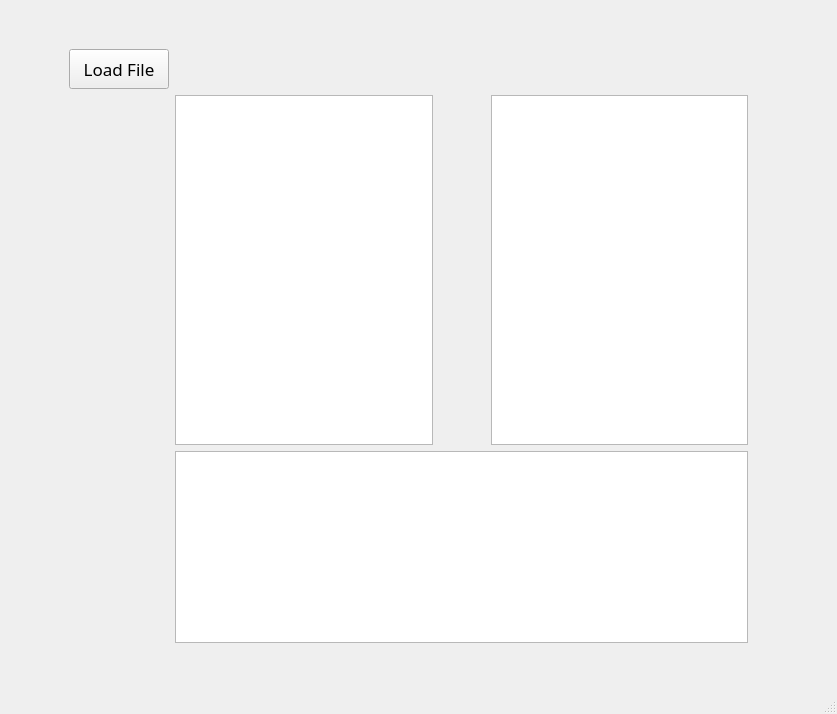
Qt form mips/mainwindow.ui (BobbaRuthvik/MIPS_byTechieTribe) before a commit.
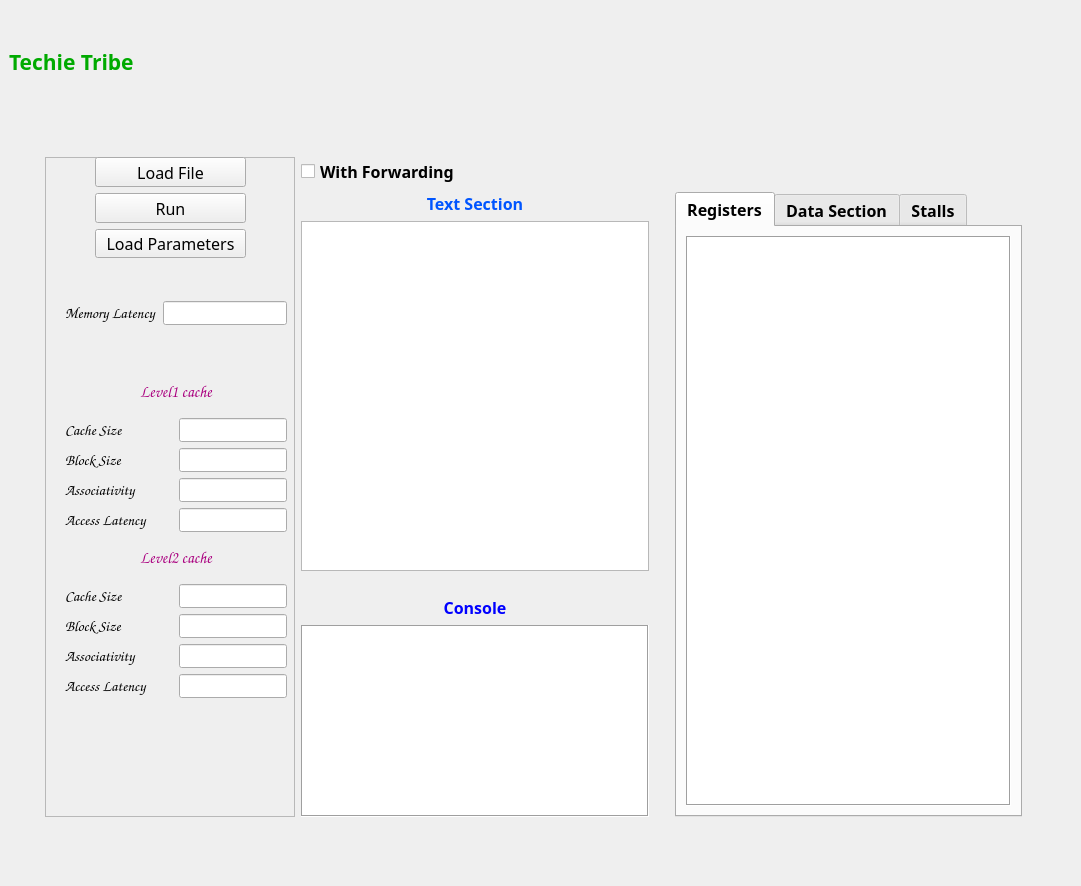
The same form after that commit. The open tabs and pages were chosen to show the change.

Patch:
```diff
--- a/mips/mainwindow.ui
+++ b/mips/mainwindow.ui
@@ -6,8 +6,8 @@
    <rect>
     <x>0</x>
     <y>0</y>
-    <width>837</width>
-    <height>589</height>
+    <width>1081</width>
+    <height>886</height>
    </rect>
   </property>
   <property name="windowTitle">
@@ -15,7 +15,23 @@
   </property>
   <widget class="QWidget" name="centralwidget">
    <layout class="QGridLayout" name="gridLayout_2">
-    <item row="2" column="1">
+    <item row="3" column="2">
+     <spacer name="horizontalSpacer_2">
+      <property name="orientation">
+       <enum>Qt::Horizontal</enum>
+      </property>
+      <property name="sizeType">
+       <enum>QSizePolicy::Fixed</enum>
+      </property>
+      <property name="sizeHint" stdset="0">
+       <size>
+        <width>30</width>
+        <height>20</height>
+       </size>
+      </property>
+     </spacer>
+    </item>
+    <item row="4" column="1">
      <spacer name="verticalSpacer_2">
       <property name="orientation">
        <enum>Qt::Vertical</enum>
@@ -31,41 +47,679 @@
       </property>
      </spacer>
     </item>
-    <item row="1" column="0">
-     <spacer name="horizontalSpacer">
-      <property name="orientation">
-       <enum>Qt::Horizontal</enum>
-      </property>
-      <property name="sizeType">
-       <enum>QSizePolicy::Fixed</enum>
-      </property>
-      <property name="sizeHint" stdset="0">
-       <size>
-        <width>60</width>
-        <height>20</height>
-       </size>
-      </property>
-     </spacer>
-    </item>
-    <item row="0" column="1">
-     <spacer name="verticalSpacer">
-      <property name="orientation">
-       <enum>Qt::Vertical</enum>
-      </property>
-      <property name="sizeType">
-       <enum>QSizePolicy::Fixed</enum>
-      </property>
-      <property name="sizeHint" stdset="0">
-       <size>
-        <width>20</width>
-        <height>40</height>
-       </size>
-      </property>
-     </spacer>
-    </item>
     <item row="1" column="1">
+     <spacer name="verticalSpacer">
+      <property name="orientation">
+       <enum>Qt::Vertical</enum>
+      </property>
+      <property name="sizeType">
+       <enum>QSizePolicy::Fixed</enum>
+      </property>
+      <property name="sizeHint" stdset="0">
+       <size>
+        <width>20</width>
+        <height>35</height>
+       </size>
+      </property>
+     </spacer>
+    </item>
+    <item row="3" column="0">
+     <spacer name="horizontalSpacer_4">
+      <property name="orientation">
+       <enum>Qt::Horizontal</enum>
+      </property>
+      <property name="sizeType">
+       <enum>QSizePolicy::Fixed</enum>
+      </property>
+      <property name="sizeHint" stdset="0">
+       <size>
+        <width>30</width>
+        <height>20</height>
+       </size>
+      </property>
+     </spacer>
+    </item>
+    <item row="0" column="0" colspan="2">
+     <widget class="QLabel" name="label_2">
+      <property name="font">
+       <font>
+        <family>Lucida Handwriting</family>
+        <pointsize>11</pointsize>
+        <weight>75</weight>
+        <bold>true</bold>
+       </font>
+      </property>
+      <property name="text">
+       <string>&lt;html&gt;&lt;head/&gt;&lt;body&gt;&lt;p&gt;&lt;span style=&quot; font-size:16pt; color:#00aa00;&quot;&gt;Techie Tribe&lt;/span&gt;&lt;/p&gt;&lt;/body&gt;&lt;/html&gt;</string>
+      </property>
+     </widget>
+    </item>
+    <item row="2" column="1" rowspan="2">
      <layout class="QGridLayout" name="gridLayout">
-      <item row="2" column="1" colspan="4">
+      <item row="2" column="2">
+       <spacer name="verticalSpacer_3">
+        <property name="orientation">
+         <enum>Qt::Vertical</enum>
+        </property>
+        <property name="sizeType">
+         <enum>QSizePolicy::Fixed</enum>
+        </property>
+        <property name="sizeHint" stdset="0">
+         <size>
+          <width>20</width>
+          <height>350</height>
+         </size>
+        </property>
+       </spacer>
+      </item>
+      <item row="6" column="1">
+       <spacer name="verticalSpacer_4">
+        <property name="orientation">
+         <enum>Qt::Vertical</enum>
+        </property>
+        <property name="sizeType">
+         <enum>QSizePolicy::Fixed</enum>
+        </property>
+        <property name="sizeHint" stdset="0">
+         <size>
+          <width>20</width>
+          <height>13</height>
+         </size>
+        </property>
+       </spacer>
+      </item>
+      <item row="5" column="2">
+       <spacer name="horizontalSpacer_3">
+        <property name="orientation">
+         <enum>Qt::Horizontal</enum>
+        </property>
+        <property name="sizeType">
+         <enum>QSizePolicy::Fixed</enum>
+        </property>
+        <property name="sizeHint" stdset="0">
+         <size>
+          <width>20</width>
+          <height>20</height>
+         </size>
+        </property>
+       </spacer>
+      </item>
+      <item row="1" column="3" rowspan="5">
+       <widget class="QTabWidget" name="tabWidget">
+        <property name="font">
+         <font>
+          <family>Book Antiqua</family>
+          <pointsize>12</pointsize>
+          <weight>75</weight>
+          <bold>true</bold>
+         </font>
+        </property>
+        <property name="currentIndex">
+         <number>1</number>
+        </property>
+        <widget class="QWidget" name="tab_3">
+         <attribute name="title">
+          <string>Registers</string>
+         </attribute>
+         <layout class="QGridLayout" name="gridLayout_3">
+          <item row="0" column="0">
+           <widget class="QTextEdit" name="textEdit">
+            <property name="font">
+             <font>
+              <family>Book Antiqua</family>
+              <pointsize>12</pointsize>
+              <weight>75</weight>
+              <bold>true</bold>
+             </font>
+            </property>
+            <property name="frameShape">
+             <enum>QFrame::Box</enum>
+            </property>
+            <property name="readOnly">
+             <bool>true</bool>
+            </property>
+           </widget>
+          </item>
+         </layout>
+        </widget>
+        <widget class="QWidget" name="tab_5">
+         <attribute name="title">
+          <string>Data Section</string>
+         </attribute>
+         <layout class="QGridLayout" name="gridLayout_4">
+          <item row="0" column="0">
+           <widget class="QTextEdit" name="textEdit_3">
+            <property name="readOnly">
+             <bool>true</bool>
+            </property>
+           </widget>
+          </item>
+         </layout>
+        </widget>
+        <widget class="QWidget" name="tab_4">
+         <attribute name="title">
+          <string>Stalls</string>
+         </attribute>
+         <layout class="QGridLayout" name="gridLayout_5">
+          <item row="0" column="0">
+           <widget class="QTextEdit" name="textEdit_4">
+            <property name="readOnly">
+             <bool>true</bool>
+            </property>
+           </widget>
+          </item>
+         </layout>
+        </widget>
+       </widget>
+      </item>
+      <item row="6" column="0">
+       <spacer name="horizontalSpacer">
+        <property name="orientation">
+         <enum>Qt::Horizontal</enum>
+        </property>
+        <property name="sizeType">
+         <enum>QSizePolicy::Fixed</enum>
+        </property>
+        <property name="sizeHint" stdset="0">
+         <size>
+          <width>250</width>
+          <height>20</height>
+         </size>
+        </property>
+       </spacer>
+      </item>
+      <item row="3" column="1">
+       <spacer name="verticalSpacer_7">
+        <property name="orientation">
+         <enum>Qt::Vertical</enum>
+        </property>
+        <property name="sizeType">
+         <enum>QSizePolicy::Fixed</enum>
+        </property>
+        <property name="sizeHint" stdset="0">
+         <size>
+          <width>20</width>
+          <height>13</height>
+         </size>
+        </property>
+       </spacer>
+      </item>
+      <item row="1" column="1">
+       <widget class="QLabel" name="label">
+        <property name="font">
+         <font>
+          <family>Book Antiqua</family>
+          <pointsize>12</pointsize>
+          <weight>75</weight>
+          <bold>true</bold>
+         </font>
+        </property>
+        <property name="text">
+         <string>&lt;html&gt;&lt;head/&gt;&lt;body&gt;&lt;p align=&quot;center&quot;&gt;&lt;span style=&quot; color:#0055ff;&quot;&gt;Text Section&lt;/span&gt;&lt;/p&gt;&lt;/body&gt;&lt;/html&gt;</string>
+        </property>
+       </widget>
+      </item>
+      <item row="0" column="1">
+       <widget class="QCheckBox" name="checkBox">
+        <property name="font">
+         <font>
+          <family>Book Antiqua</family>
+          <pointsize>12</pointsize>
+          <weight>75</weight>
+          <bold>true</bold>
+         </font>
+        </property>
+        <property name="text">
+         <string>With Forwarding</string>
+        </property>
+       </widget>
+      </item>
+      <item row="0" column="0" rowspan="6">
+       <widget class="QFrame" name="frame">
+        <property name="frameShape">
+         <enum>QFrame::StyledPanel</enum>
+        </property>
+        <property name="frameShadow">
+         <enum>QFrame::Raised</enum>
+        </property>
+        <widget class="QWidget" name="layoutWidget">
+         <property name="geometry">
+          <rect>
+           <x>50</x>
+           <y>0</y>
+           <width>151</width>
+           <height>101</height>
+          </rect>
+         </property>
+         <layout class="QVBoxLayout" name="verticalLayout">
+          <item>
+           <widget class="QPushButton" name="pushButton">
+            <property name="sizePolicy">
+             <sizepolicy hsizetype="Preferred" vsizetype="Preferred">
+              <horstretch>80</horstretch>
+              <verstretch>0</verstretch>
+             </sizepolicy>
+            </property>
+            <property name="font">
+             <font>
+              <family>Modern No. 20</family>
+              <pointsize>12</pointsize>
+             </font>
+            </property>
+            <property name="text">
+             <string>Load File</string>
+            </property>
+           </widget>
+          </item>
+          <item>
+           <widget class="QPushButton" name="pushButton_2">
+            <property name="sizePolicy">
+             <sizepolicy hsizetype="Preferred" vsizetype="Preferred">
+              <horstretch>50</horstretch>
+              <verstretch>0</verstretch>
+             </sizepolicy>
+            </property>
+            <property name="font">
+             <font>
+              <family>Modern No. 20</family>
+              <pointsize>12</pointsize>
+             </font>
+            </property>
+            <property name="text">
+             <string>Run</string>
+            </property>
+           </widget>
+          </item>
+          <item>
+           <widget class="QPushButton" name="pushButton_3">
+            <property name="sizePolicy">
+             <sizepolicy hsizetype="Preferred" vsizetype="Preferred">
+              <horstretch>0</horstretch>
+              <verstretch>0</verstretch>
+             </sizepolicy>
+            </property>
+            <property name="font">
+             <font>
+              <family>Modern No. 20</family>
+              <pointsize>12</pointsize>
+             </font>
+            </property>
+            <property name="text">
+             <string>Load Parameters</string>
+            </property>
+           </widget>
+          </item>
+         </layout>
+        </widget>
+        <widget class="QWidget" name="layoutWidget">
+         <property name="geometry">
+          <rect>
+           <x>20</x>
+           <y>140</y>
+           <width>222</width>
+           <height>32</height>
+          </rect>
+         </property>
+         <layout class="QHBoxLayout" name="horizontalLayout_5">
+          <item>
+           <widget class="QLabel" name="label_16">
+            <property name="sizePolicy">
+             <sizepolicy hsizetype="Maximum" vsizetype="Preferred">
+              <horstretch>0</horstretch>
+              <verstretch>0</verstretch>
+             </sizepolicy>
+            </property>
+            <property name="font">
+             <font>
+              <family>Comic Sans MS</family>
+              <pointsize>11</pointsize>
+             </font>
+            </property>
+            <property name="text">
+             <string>Memory Latency</string>
+            </property>
+           </widget>
+          </item>
+          <item>
+           <widget class="QLineEdit" name="lineEdit_6">
+            <property name="sizePolicy">
+             <sizepolicy hsizetype="Preferred" vsizetype="Fixed">
+              <horstretch>0</horstretch>
+              <verstretch>0</verstretch>
+             </sizepolicy>
+            </property>
+            <property name="font">
+             <font>
+              <family>Comic Sans MS</family>
+             </font>
+            </property>
+           </widget>
+          </item>
+         </layout>
+        </widget>
+        <widget class="QWidget" name="layoutWidget">
+         <property name="geometry">
+          <rect>
+           <x>20</x>
+           <y>214</y>
+           <width>222</width>
+           <height>327</height>
+          </rect>
+         </property>
+         <layout class="QVBoxLayout" name="verticalLayout_3">
+          <item>
+           <layout class="QVBoxLayout" name="verticalLayout_6">
+            <item>
+             <widget class="QLabel" name="label_4">
+              <property name="font">
+               <font>
+                <family>Comic Sans MS</family>
+               </font>
+              </property>
+              <property name="text">
+               <string>&lt;html&gt;&lt;head/&gt;&lt;body&gt;&lt;p align=&quot;center&quot;&gt;&lt;span style=&quot; font-size:12pt; font-weight:600; color:#aa007f;&quot;&gt;Level1 cache&lt;/span&gt;&lt;/p&gt;&lt;/body&gt;&lt;/html&gt;</string>
+              </property>
+             </widget>
+            </item>
+            <item>
+             <layout class="QHBoxLayout" name="horizontalLayout">
+              <item>
+               <layout class="QVBoxLayout" name="verticalLayout_9">
+                <property name="sizeConstraint">
+                 <enum>QLayout::SetMaximumSize</enum>
+                </property>
+                <item>
+                 <widget class="QLabel" name="label_7">
+                  <property name="font">
+                   <font>
+                    <family>Comic Sans MS</family>
+                    <pointsize>11</pointsize>
+                   </font>
+                  </property>
+                  <property name="text">
+                   <string>Cache Size</string>
+                  </property>
+                 </widget>
+                </item>
+                <item>
+                 <widget class="QLabel" name="label_8">
+                  <property name="font">
+                   <font>
+                    <family>Comic Sans MS</family>
+                    <pointsize>11</pointsize>
+                   </font>
+                  </property>
+                  <property name="text">
+                   <string>Block Size</string>
+                  </property>
+                 </widget>
+                </item>
+                <item>
+                 <widget class="QLabel" name="label_9">
+                  <property name="font">
+                   <font>
+                    <family>Comic Sans MS</family>
+                    <pointsize>11</pointsize>
+                   </font>
+                  </property>
+                  <property name="text">
+                   <string>Associativity</string>
+                  </property>
+                 </widget>
+                </item>
+                <item>
+                 <widget class="QLabel" name="label_10">
+                  <property name="font">
+                   <font>
+                    <family>Comic Sans MS</family>
+                    <pointsize>11</pointsize>
+                   </font>
+                  </property>
+                  <property name="text">
+                   <string>Access Latency</string>
+                  </property>
+                 </widget>
+                </item>
+               </layout>
+              </item>
+              <item>
+               <layout class="QVBoxLayout" name="verticalLayout_2">
+                <property name="sizeConstraint">
+                 <enum>QLayout::SetMinimumSize</enum>
+                </property>
+                <item>
+                 <widget class="QLineEdit" name="lineEdit">
+                  <property name="sizePolicy">
+                   <sizepolicy hsizetype="Preferred" vsizetype="Fixed">
+                    <horstretch>0</horstretch>
+                    <verstretch>0</verstretch>
+                   </sizepolicy>
+                  </property>
+                  <property name="font">
+                   <font>
+                    <family>Comic Sans MS</family>
+                   </font>
+                  </property>
+                 </widget>
+                </item>
+                <item>
+                 <widget class="QLineEdit" name="lineEdit_9">
+                  <property name="sizePolicy">
+                   <sizepolicy hsizetype="Preferred" vsizetype="Fixed">
+                    <horstretch>0</horstretch>
+                    <verstretch>0</verstretch>
+                   </sizepolicy>
+                  </property>
+                  <property name="font">
+                   <font>
+                    <family>Comic Sans MS</family>
+                   </font>
+                  </property>
+                 </widget>
+                </item>
+                <item>
+                 <widget class="QLineEdit" name="lineEdit_8">
+                  <property name="sizePolicy">
+                   <sizepolicy hsizetype="Preferred" vsizetype="Fixed">
+                    <horstretch>0</horstretch>
+                    <verstretch>0</verstretch>
+                   </sizepolicy>
+                  </property>
+                  <property name="font">
+                   <font>
+                    <family>Comic Sans MS</family>
+                   </font>
+                  </property>
+                 </widget>
+                </item>
+                <item>
+                 <widget class="QLineEdit" name="lineEdit_7">
+                  <property name="sizePolicy">
+                   <sizepolicy hsizetype="Preferred" vsizetype="Fixed">
+                    <horstretch>0</horstretch>
+                    <verstretch>0</verstretch>
+                   </sizepolicy>
+                  </property>
+                  <property name="font">
+                   <font>
+                    <family>Comic Sans MS</family>
+                   </font>
+                  </property>
+                 </widget>
+                </item>
+               </layout>
+              </item>
+             </layout>
+            </item>
+           </layout>
+          </item>
+          <item>
+           <layout class="QVBoxLayout" name="verticalLayout_10">
+            <item>
+             <widget class="QLabel" name="label_11">
+              <property name="font">
+               <font>
+                <family>Comic Sans MS</family>
+               </font>
+              </property>
+              <property name="text">
+               <string>&lt;html&gt;&lt;head/&gt;&lt;body&gt;&lt;p align=&quot;center&quot;&gt;&lt;span style=&quot; font-size:12pt; font-weight:600; color:#aa007f;&quot;&gt;Level2 cache&lt;/span&gt;&lt;/p&gt;&lt;/body&gt;&lt;/html&gt;</string>
+              </property>
+             </widget>
+            </item>
+            <item>
+             <layout class="QHBoxLayout" name="horizontalLayout_6">
+              <item>
+               <layout class="QVBoxLayout" name="verticalLayout_11">
+                <property name="sizeConstraint">
+                 <enum>QLayout::SetMaximumSize</enum>
+                </property>
+                <item>
+                 <widget class="QLabel" name="label_12">
+                  <property name="font">
+                   <font>
+                    <family>Comic Sans MS</family>
+                    <pointsize>11</pointsize>
+                   </font>
+                  </property>
+                  <property name="text">
+                   <string>Cache Size</string>
+                  </property>
+                 </widget>
+                </item>
+                <item>
+                 <widget class="QLabel" name="label_13">
+                  <property name="font">
+                   <font>
+                    <family>Comic Sans MS</family>
+                    <pointsize>11</pointsize>
+                   </font>
+                  </property>
+                  <property name="text">
+                   <string>Block Size</string>
+                  </property>
+                 </widget>
+                </item>
+                <item>
+                 <widget class="QLabel" name="label_14">
+                  <property name="font">
+                   <font>
+                    <family>Comic Sans MS</family>
+                    <pointsize>11</pointsize>
+                   </font>
+                  </property>
+                  <property name="text">
+                   <string>Associativity</string>
+                  </property>
+                 </widget>
+                </item>
+                <item>
+                 <widget class="QLabel" name="label_15">
+                  <property name="font">
+                   <font>
+                    <family>Comic Sans MS</family>
+                    <pointsize>11</pointsize>
+                   </font>
+                  </property>
+                  <property name="text">
+                   <string>Access Latency</string>
+                  </property>
+                 </widget>
+                </item>
+               </layout>
+              </item>
+              <item>
+               <layout class="QVBoxLayout" name="verticalLayout_12">
+                <property name="sizeConstraint">
+                 <enum>QLayout::SetMinimumSize</enum>
+                </property>
+                <item>
+                 <widget class="QLineEdit" name="lineEdit_5">
+                  <property name="sizePolicy">
+                   <sizepolicy hsizetype="Preferred" vsizetype="Fixed">
+                    <horstretch>0</horstretch>
+                    <verstretch>0</verstretch>
+                   </sizepolicy>
+                  </property>
+                  <property name="font">
+                   <font>
+                    <family>Comic Sans MS</family>
+                   </font>
+                  </property>
+                 </widget>
+                </item>
+                <item>
+                 <widget class="QLineEdit" name="lineEdit_34">
+                  <property name="sizePolicy">
+                   <sizepolicy hsizetype="Preferred" vsizetype="Fixed">
+                    <horstretch>0</horstretch>
+                    <verstretch>0</verstretch>
+                   </sizepolicy>
+                  </property>
+                  <property name="font">
+                   <font>
+                    <family>Comic Sans MS</family>
+                   </font>
+                  </property>
+                 </widget>
+                </item>
+                <item>
+                 <widget class="QLineEdit" name="lineEdit_35">
+                  <property name="sizePolicy">
+                   <sizepolicy hsizetype="Preferred" vsizetype="Fixed">
+                    <horstretch>0</horstretch>
+                    <verstretch>0</verstretch>
+                   </sizepolicy>
+                  </property>
+                  <property name="font">
+                   <font>
+                    <family>Comic Sans MS</family>
+                   </font>
+                  </property>
+                 </widget>
+                </item>
+                <item>
+                 <widget class="QLineEdit" name="lineEdit_36">
+                  <property name="sizePolicy">
+                   <sizepolicy hsizetype="Preferred" vsizetype="Fixed">
+                    <horstretch>0</horstretch>
+                    <verstretch>0</verstretch>
+                   </sizepolicy>
+                  </property>
+                  <property name="font">
+                   <font>
+                    <family>Comic Sans MS</family>
+                   </font>
+                  </property>
+                 </widget>
+                </item>
+               </layout>
+              </item>
+             </layout>
+            </item>
+           </layout>
+          </item>
+         </layout>
+        </widget>
+       </widget>
+      </item>
+      <item row="1" column="4">
+       <spacer name="horizontalSpacer_5">
+        <property name="orientation">
+         <enum>Qt::Horizontal</enum>
+        </property>
+        <property name="sizeType">
+         <enum>QSizePolicy::Fixed</enum>
+        </property>
+        <property name="sizeHint" stdset="0">
+         <size>
+          <width>20</width>
+          <height>20</height>
+         </size>
+        </property>
+       </spacer>
+      </item>
+      <item row="5" column="1">
        <widget class="QTextBrowser" name="textBrowser">
         <property name="sizePolicy">
          <sizepolicy hsizetype="Expanding" vsizetype="Fixed">
@@ -81,149 +735,41 @@
           <bold>false</bold>
          </font>
         </property>
-       </widget>
-      </item>
-      <item row="0" column="1">
-       <spacer name="verticalSpacer_5">
-        <property name="orientation">
-         <enum>Qt::Vertical</enum>
+        <property name="frameShape">
+         <enum>QFrame::Box</enum>
         </property>
-        <property name="sizeType">
-         <enum>QSizePolicy::Fixed</enum>
+        <property name="frameShadow">
+         <enum>QFrame::Sunken</enum>
         </property>
-        <property name="sizeHint" stdset="0">
-         <size>
-          <width>20</width>
-          <height>40</height>
-         </size>
-        </property>
-       </spacer>
-      </item>
-      <item row="0" column="0">
-       <widget class="QPushButton" name="pushButton">
-        <property name="sizePolicy">
-         <sizepolicy hsizetype="Preferred" vsizetype="Preferred">
-          <horstretch>0</horstretch>
-          <verstretch>0</verstretch>
-         </sizepolicy>
-        </property>
-        <property name="font">
-         <font>
-          <family>Modern No. 20</family>
-          <pointsize>13</pointsize>
-         </font>
-        </property>
-        <property name="text">
-         <string>Load File</string>
-        </property>
        </widget>
       </item>
-      <item row="1" column="4">
-       <widget class="QTextEdit" name="textEdit">
-        <property name="font">
-         <font>
-          <family>Courier New</family>
-          <pointsize>12</pointsize>
-          <weight>75</weight>
-          <bold>true</bold>
-         </font>
-        </property>
-       </widget>
-      </item>
-      <item row="1" column="0">
-       <spacer name="horizontalSpacer_4">
-        <property name="orientation">
-         <enum>Qt::Horizontal</enum>
-        </property>
-        <property name="sizeType">
-         <enum>QSizePolicy::Fixed</enum>
-        </property>
-        <property name="sizeHint" stdset="0">
-         <size>
-          <width>100</width>
-          <height>20</height>
-         </size>
-        </property>
-       </spacer>
-      </item>
-      <item row="0" column="4">
-       <spacer name="verticalSpacer_4">
-        <property name="orientation">
-         <enum>Qt::Vertical</enum>
-        </property>
-        <property name="sizeType">
-         <enum>QSizePolicy::Fixed</enum>
-        </property>
-        <property name="sizeHint" stdset="0">
-         <size>
-          <width>20</width>
-          <height>40</height>
-         </size>
-        </property>
-       </spacer>
-      </item>
-      <item row="1" column="3">
-       <spacer name="horizontalSpacer_3">
-        <property name="orientation">
-         <enum>Qt::Horizontal</enum>
-        </property>
-        <property name="sizeType">
-         <enum>QSizePolicy::Fixed</enum>
-        </property>
-        <property name="sizeHint" stdset="0">
-         <size>
-          <width>20</width>
-          <height>20</height>
-         </size>
-        </property>
-       </spacer>
-      </item>
-      <item row="1" column="1">
+      <item row="2" column="1">
        <widget class="QTextEdit" name="textEdit_2">
         <property name="font">
          <font>
-          <family>Courier New</family>
+          <family>Maiandra GD</family>
+          <pointsize>12</pointsize>
+         </font>
+        </property>
+       </widget>
+      </item>
+      <item row="4" column="1">
+       <widget class="QLabel" name="label_3">
+        <property name="font">
+         <font>
+          <family>Book Antiqua</family>
           <pointsize>12</pointsize>
           <weight>75</weight>
           <bold>true</bold>
          </font>
         </property>
+        <property name="text">
+         <string>&lt;html&gt;&lt;head/&gt;&lt;body&gt;&lt;p align=&quot;center&quot;&gt;&lt;span style=&quot; color:#0000ff;&quot;&gt;Console&lt;/span&gt;&lt;/p&gt;&lt;/body&gt;&lt;/html&gt;</string>
+        </property>
        </widget>
       </item>
-      <item row="1" column="2">
-       <spacer name="verticalSpacer_3">
-        <property name="orientation">
-         <enum>Qt::Vertical</enum>
-        </property>
-        <property name="sizeType">
-         <enum>QSizePolicy::Fixed</enum>
-        </property>
-        <property name="sizeHint" stdset="0">
-         <size>
-          <width>20</width>
-          <height>350</height>
-         </size>
-        </property>
-       </spacer>
-      </item>
      </layout>
     </item>
-    <item row="1" column="2">
-     <spacer name="horizontalSpacer_2">
-      <property name="orientation">
-       <enum>Qt::Horizontal</enum>
-      </property>
-      <property name="sizeType">
-       <enum>QSizePolicy::Fixed</enum>
-      </property>
-      <property name="sizeHint" stdset="0">
-       <size>
-        <width>80</width>
-        <height>20</height>
-       </size>
-      </property>
-     </spacer>
-    </item>
    </layout>
   </widget>
   <widget class="QMenuBar" name="menubar">
@@ -236,7 +782,6 @@
     </rect>
    </property>
   </widget>
-  <widget class="QStatusBar" name="statusbar"/>
  </widget>
  <resources/>
  <connections/>
```
Left out of the diff: 2 changed lines with no effect on the pictures.
